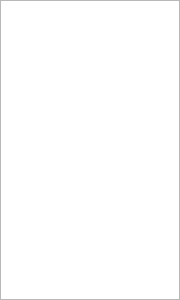
000Game000/MYGAME, file Windows/MapList.ui: the form before one commit.
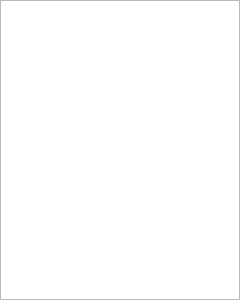
The form after the commit.

What changed in the file:
```diff
--- a/Windows/MapList.ui
+++ b/Windows/MapList.ui
@@ -6,7 +6,7 @@
    <rect>
     <x>0</x>
     <y>0</y>
-    <width>180</width>
+    <width>240</width>
     <height>300</height>
    </rect>
   </property>
```
